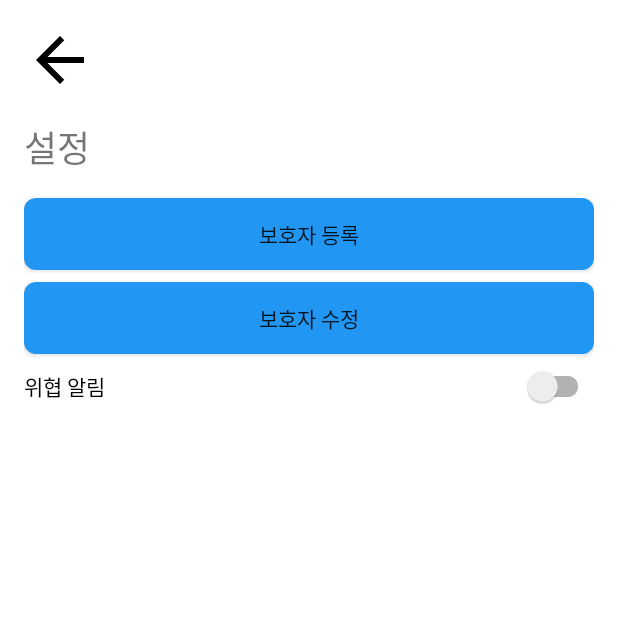
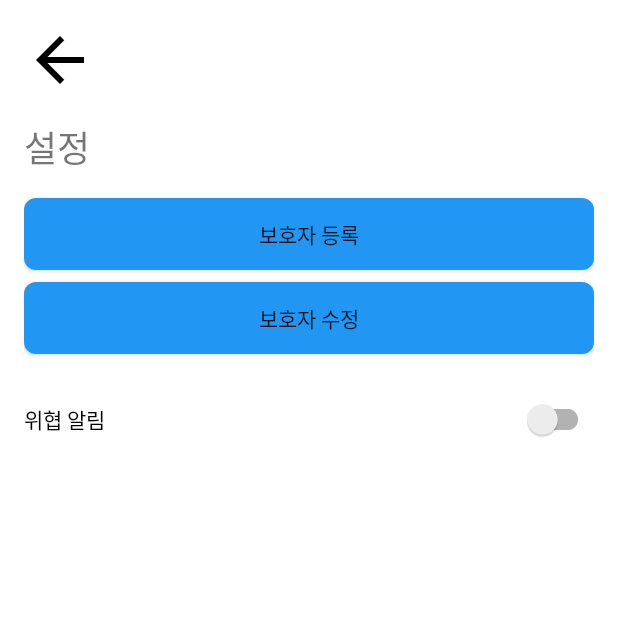
Before and after one commit to podongdaeng/homecoming-front, an Android app: the SettingsActivity screen opened directly, with no data from a screen before it, on a phone screen of 412 x 824 dp, the top half of it. Run offline under Robolectric (Android 15) with nearby library versions, the light colour scheme and no system bars; our stand-ins replace androidx.preference.

Commit message:
최종본

```diff
--- a/app/src/main/java/com/example/homecomingfront/SettingsActivity.kt
+++ b/app/src/main/java/com/example/homecomingfront/SettingsActivity.kt
@@ -26,7 +26,8 @@ class SettingsActivity : AppCompatActivity() {
         val sharedPref = getSharedPreferences("AppSettings", Context.MODE_PRIVATE)
         threatAlarmSwitch.isChecked = sharedPref.getBoolean("ThreatAlarmEnabled", false)
 
-        threatAlarmSwitch.setOnCheckedChangeListener { _, isChecked ->
+
+        threatAlarmSwitch.setOnCheckedChangeListener { p0, isChecked ->
             with(sharedPref.edit()) {
                 putBoolean("ThreatAlarmEnabled", isChecked)
                 apply()
--- a/app/src/main/res/layout/activity_main.xml
+++ b/app/src/main/res/layout/activity_main.xml
@@ -26,7 +26,7 @@
         android:visibility="visible"
         tools:visibility="visible" />
     <!--android:background="@drawable/image_with_border" -->
-    <ImageButton
+    <!--ImageButton
         android:id="@+id/informationButton"
         android:layout_width="50dp"
         android:layout_height="50dp"
@@ -40,10 +40,10 @@
         android:scaleType="centerInside"
         android:src="@drawable/fxemoji_loudspeaker"
         android:visibility="visible"
-        tools:visibility="visible" />
+        tools:visibility="visible" /-->
 
     <!--android:background="@drawable/image_with_border" -->
-    <ImageButton
+    <!--ImageButton
         android:id="@+id/reportButton"
         android:layout_width="50dp"
         android:layout_height="50dp"
@@ -57,7 +57,7 @@
         android:visibility="visible"
         tools:srcCompat="@drawable/talk"
         tools:visibility="visible"
-        android:contentDescription="@string/talk_description" />
+        android:contentDescription="@string/talk_description" /-->
 
     <!--android:background="@drawable/image_with_border" -->
     <ImageButton
--- a/app/src/main/res/layout/settings_activity.xml
+++ b/app/src/main/res/layout/settings_activity.xml
@@ -53,33 +53,20 @@ android:background="@color/white">
     android:layout_width="match_parent"
     android:layout_height="wrap_content"
     android:layout_below="@id/guardianModifyButton"
-    android:layout_marginTop="8dp"
+    android:layout_marginTop="30dp"
+    android:clickable="true"
+    android:focusable="true"
     android:text="@string/threat_alarm" />
-
-<!--
-
-<Button
-    android:id="@+id/editProfileButton"
-    android:layout_width="match_parent"
-    android:layout_height="wrap_content"
-    android:layout_below="@id/guardianRegisterButton"
-    android:layout_marginTop="8dp"
-    android:background="@drawable/rounded_button"
-    android:text="@string/edit_profile" />
-
-
-<Button
-    android:id="@+id/LoginButton"
-    android:layout_width="match_parent"
-    android:layout_height="wrap_content"
-    android:layout_below="@id/editProfileButton"
-    android:layout_marginTop="8dp"
-    android:background="@drawable/rounded_button"
-    android:text="@string/Login" />
--->
-
 <FrameLayout
     android:id="@+id/settings"
     android:layout_width="match_parent"
-    android:layout_height="match_parent" />
+    android:layout_height="wrap_content"
+    android:layout_below="@id/threatAlarmSwitch"
+    android:layout_marginTop="16dp" />
+
+
+<!--FrameLayout
+    android:id="@+id/settings"
+    android:layout_width="match_parent"
+    android:layout_height="match_parent" /-->
 </RelativeLayout>
```
Also changed, not shown: 1 other file.
